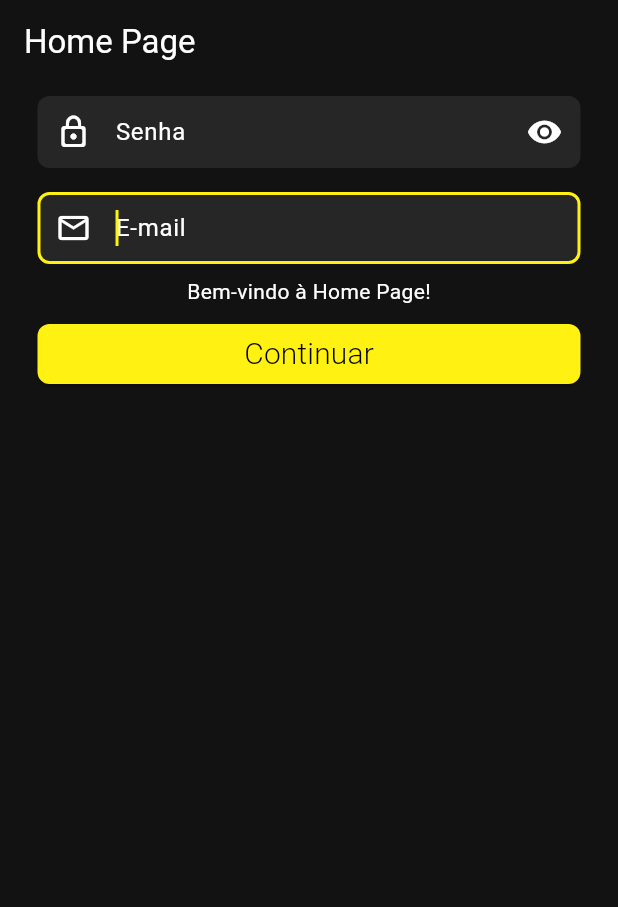
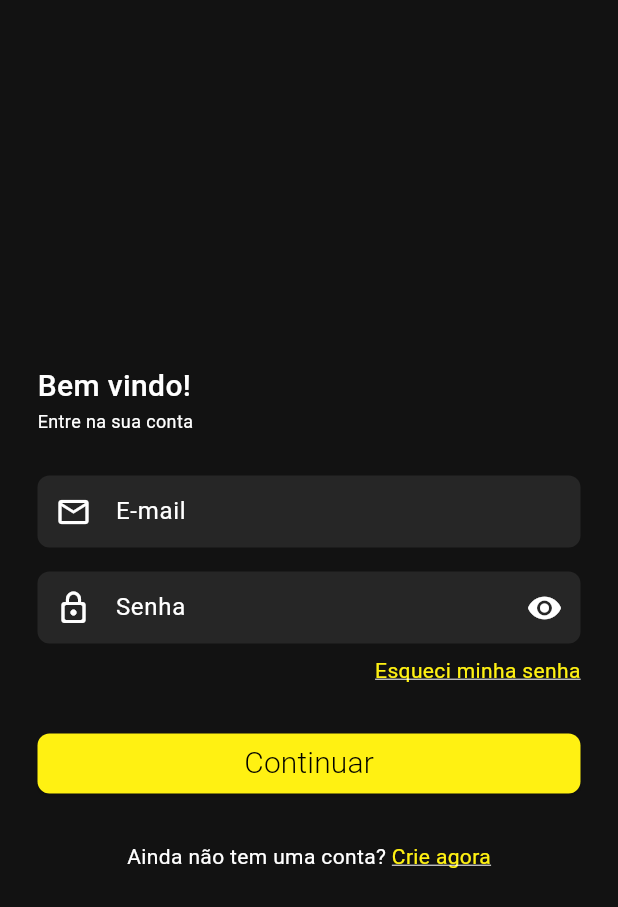
Before and after one commit to Ottenim/projetoDispositivosMoveis, a Flutter app: the LoginPage screen opened directly, on a phone screen of 412 x 824 dp. Shown: the top 907 px of the screen. Run offline on Flutter 3.47's test engine with Material 3 defaults, Android fonts, the phone set to English and light mode, and no system bars; our stand-ins replace cloud_firestore, email_validator, firebase_core, flutter_svg; accounts and stored records are empty.

Commit message:
Ajusta page login

```diff
--- /dev/null
+++ b/lib/infra/extensions/integer.dart
@@ -0,0 +1,7 @@
+import 'package:flutter/cupertino.dart';
+
+extension OnInt on int {
+  Widget toSizedBoxH() => SizedBox(height: toDouble());
+
+  Widget toSizedBoxW() => SizedBox(width: toDouble());
+}
--- a/lib/ui/pages/login_page.dart
+++ b/lib/ui/pages/login_page.dart
@@ -1,3 +1,4 @@
+import 'package:barber/infra/extensions/integer.dart';
 import 'package:barber/ui/pages/home_page.dart';
 import 'package:barber/ui/widgets/botao_continuar.dart';
 import 'package:barber/ui/widgets/campo_email.dart';
@@ -9,25 +10,107 @@ class LoginPage extends StatelessWidget {
   @override
   Widget build(BuildContext context) {
     return Scaffold(
-      appBar: AppBar(
-        title: const Text("Home Page"),
-      ),
       body: Center(
-          child: Column(
-        children: [
-          PasswordField(controller: _controller),
-          EmailFieldWidget(controller: _controller),
-          Text("Bem-vindo à Home Page!"),
-          BotaoContinuar(
+          child: Padding(
+        padding: const EdgeInsets.only(left: 25, right: 25, top: 8, bottom: 8),
+        child: Column(
+          mainAxisAlignment: MainAxisAlignment.center,
+          children: [
+            const Row(
+              children: [
+                Text(
+                  "Bem vindo!",
+                  style: TextStyle(
+                    fontSize: 20,
+                    fontWeight: FontWeight.w500,
+                    color: Colors.white,
+                  ),
+                ),
+              ],
+            ),
+            const Row(
+              children: [
+                Text(
+                  "Entre na sua conta",
+                  style: TextStyle(
+                    fontSize: 12,
+                    fontWeight: FontWeight.w400,
+                  ),
+                ),
+              ],
+            ),
+            20.toSizedBoxH(),
+            EmailFieldWidget(controller: _controller),
+            PasswordField(controller: _controller),
+            _widgetEsqueceuSenha(context),
+            20.toSizedBoxH(),
+            BotaoContinuar(
               text: "Continuar",
               onClicked: () {
                 Navigator.pushReplacement(
                   context,
                   MaterialPageRoute(builder: (context) => HomePage()),
                 );
-              })
-        ],
+              },
+            ),
+            20.toSizedBoxH(),
+            _widgetNovaConta(context),
+          ],
+        ),
       )),
     );
   }
+
+  Widget _widgetEsqueceuSenha(BuildContext context) {
+    return Row(
+      mainAxisAlignment: MainAxisAlignment.end,
+      children: [
+        InkWell(
+          mouseCursor: SystemMouseCursors.click,
+          onTap: () {
+            /*Navigator.push(
+              context,
+              MaterialPageRoute(builder: (context) => ForgotPasswordPage()),
+            );*/
+          },
+          child: const Text(
+            'Esqueci minha senha',
+            style: TextStyle(
+              color: Color(0xFFFFF112),
+              decoration: TextDecoration.underline,
+            ),
+          ),
+        ),
+      ],
+    );
+  }
+
+  Widget _widgetNovaConta(BuildContext context) {
+    return Center(
+      child: Row(
+        mainAxisAlignment: MainAxisAlignment.center,
+        children: [
+          const Text(
+            'Ainda não tem uma conta? ',
+            style: TextStyle(color: Colors.white, fontSize: 14),
+          ),
+          InkWell(
+            onTap: () {
+              /*Navigator.push(
+              context,
+              MaterialPageRoute(builder: (context) => CreateAccountPage()),
+              );*/
+            },
+            child: Text(
+              'Crie agora',
+              style: TextStyle(
+                color: Color(0xFFFFF112), // Cor do texto clicável
+                decoration: TextDecoration.underline, // Adiciona o underline
+              ),
+            ),
+          ),
+        ],
+      ),
+    );
+  }
 }
--- a/lib/ui/widgets/botao_continuar.dart
+++ b/lib/ui/widgets/botao_continuar.dart
@@ -13,7 +13,7 @@ class BotaoContinuar extends StatelessWidget {
   @override
   Widget build(BuildContext context) {
     return Padding(
-      padding: const EdgeInsets.only(left: 25, right: 25, top: 8, bottom: 8),
+      padding: const EdgeInsets.only(top: 8, bottom: 8),
       child: ElevatedButton(
         style: ElevatedButton.styleFrom(
           minimumSize: const Size.fromHeight(40),
--- a/lib/ui/widgets/campo_email.dart
+++ b/lib/ui/widgets/campo_email.dart
@@ -32,7 +32,7 @@ class _EmailFieldWidgetState extends State<EmailFieldWidget> {
   @override
   Widget build(BuildContext context) {
     return Padding(
-      padding: const EdgeInsets.only(left: 25, right: 25, top: 8, bottom: 8),
+      padding: const EdgeInsets.only(top: 8, bottom: 8),
       child: TextFormField(
         controller: widget.controller,
         decoration: InputDecoration(
@@ -55,7 +55,7 @@ class _EmailFieldWidgetState extends State<EmailFieldWidget> {
         cursorColor: const Color(0xFFFFF112),
         keyboardType: TextInputType.emailAddress,
         autofillHints: [AutofillHints.email],
-        autofocus: true,
+        autofocus: false,
         validator: (email) => email != null && !EmailValidator.validate(email)
             ? 'Enter a valid email'
             : null,
--- a/lib/ui/widgets/campo_senha.dart
+++ b/lib/ui/widgets/campo_senha.dart
@@ -1,5 +1,4 @@
 import 'package:flutter/material.dart';
-import 'package:flutter/services.dart';
 
 class PasswordField extends StatefulWidget {
   final TextEditingController controller;
@@ -19,7 +18,7 @@ class _PasswordFieldState extends State<PasswordField> {
   @override
   Widget build(BuildContext context) {
     return Padding(
-      padding: const EdgeInsets.only(left: 25, right: 25, top: 8, bottom: 8),
+      padding: const EdgeInsets.only(top: 8, bottom: 8),
       child: TextFormField(
         controller: widget.controller,
         obscureText: isHidden,
@@ -48,7 +47,10 @@ class _PasswordFieldState extends State<PasswordField> {
         cursorColor: const Color(0xFFFFF112),
         keyboardType: TextInputType.visiblePassword,
         autofillHints: [AutofillHints.password],
+        autofocus: false,
+        /*
         onEditingComplete: () => TextInput.finishAutofillContext(),
+      */
         validator: (password) => password != null && password.length < 5
             ? 'Enter min. 5 characters'
             : null,
```
